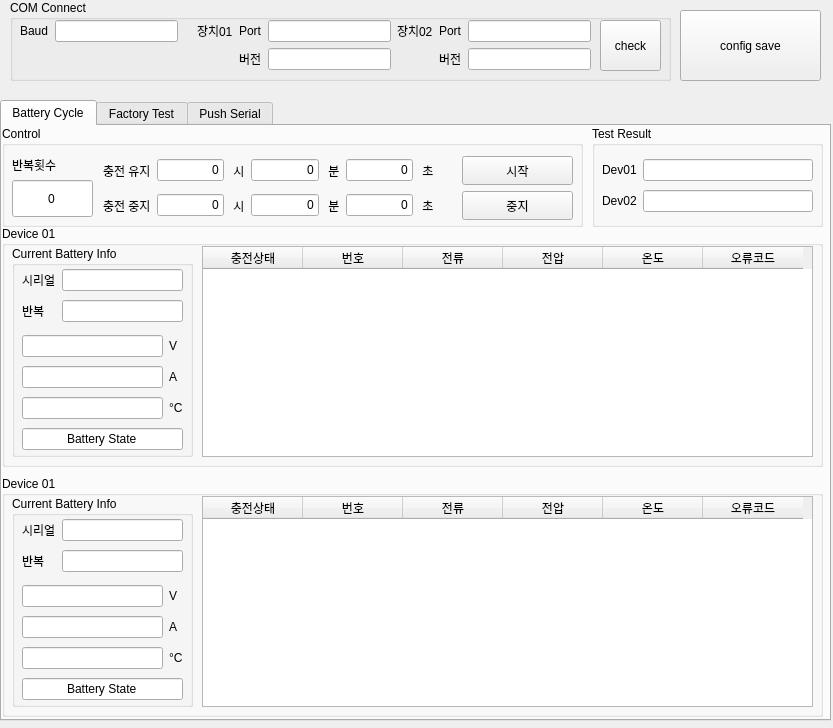
Old version of the form src/BCT_UI.ui in the repository ComMslee/BCT.
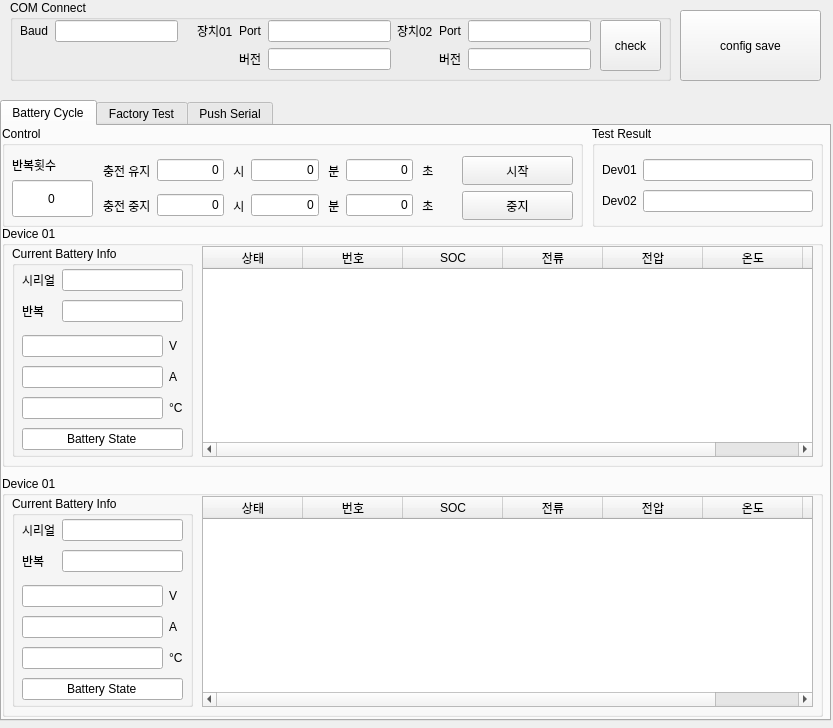
New version of the form. The open tabs and pages were chosen to show the change.

```diff
--- a/src/BCT_UI.ui
+++ b/src/BCT_UI.ui
@@ -196,7 +196,7 @@
       </property>
       <column>
        <property name="text">
-        <string>충전상태</string>
+        <string>상태</string>
        </property>
       </column>
       <column>
@@ -204,6 +204,11 @@
         <string>번호</string>
        </property>
       </column>
+      <column>
+       <property name="text">
+        <string>SOC</string>
+       </property>
+      </column>
       <column>
        <property name="text">
         <string>전류</string>
@@ -725,7 +730,7 @@
       </property>
       <column>
        <property name="text">
-        <string>충전상태</string>
+        <string>상태</string>
        </property>
       </column>
       <column>
@@ -733,6 +738,11 @@
         <string>번호</string>
        </property>
       </column>
+      <column>
+       <property name="text">
+        <string>SOC</string>
+       </property>
+      </column>
       <column>
        <property name="text">
         <string>전류</string>
```
Left out of the diff: 2 changed lines with no effect on the pictures.
